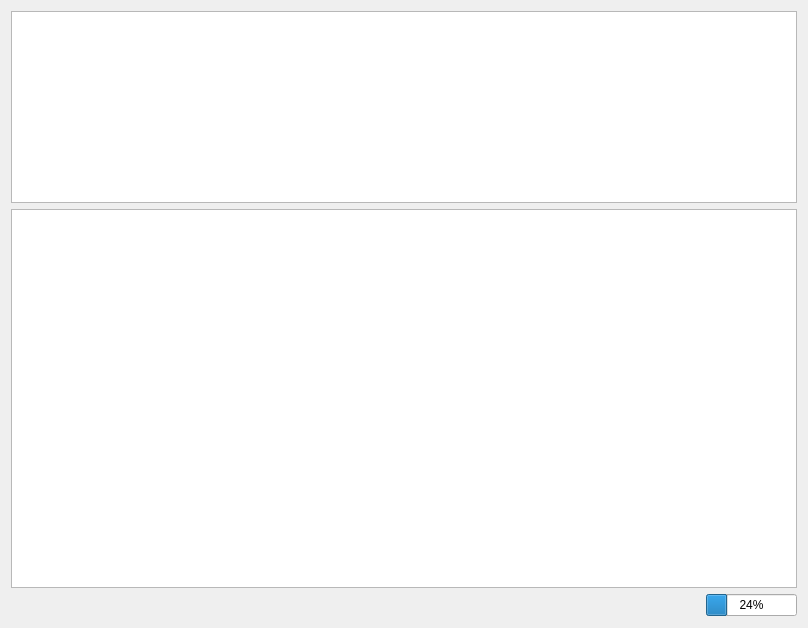
This is MailUnitUI/Gui/QueryWidget.ui in brainstream/MailUnit as Qt 5 draws it before an edit. The edited form follows.
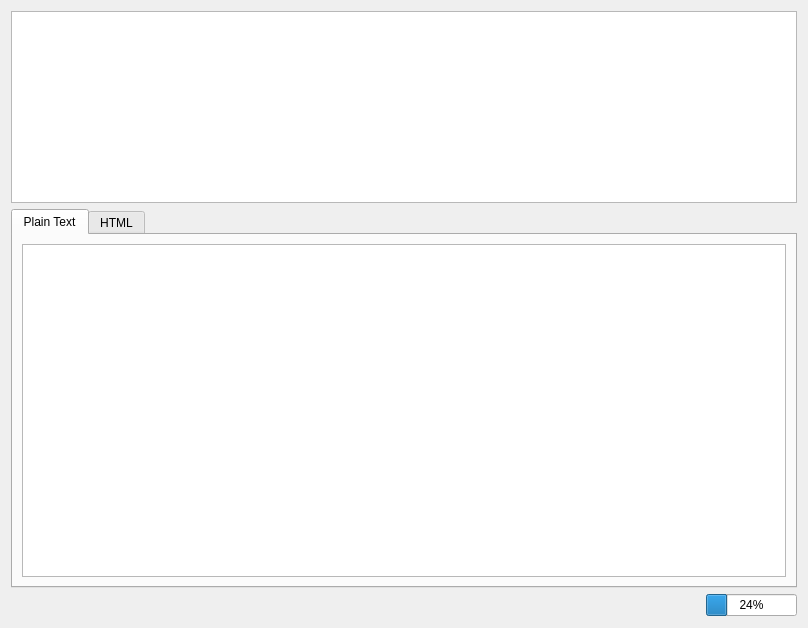
This is the edited form.

Commit message: GUI layout has been changed

```diff
--- a/MailUnitUI/Gui/QueryWidget.ui
+++ b/MailUnitUI/Gui/QueryWidget.ui
@@ -33,6 +33,16 @@
    <item>
     <layout class="QHBoxLayout" name="mp_layout_result">
      <item>
+      <widget class="QTabWidget" name="mp_tabs">
+       <property name="currentIndex">
+        <number>0</number>
+       </property>
+       <widget class="QWidget" name="mp_tab_text">
+        <attribute name="title">
+         <string>Plain Text</string>
+        </attribute>
+        <layout class="QVBoxLayout" name="verticalLayout_2">
+         <item>
       <widget class="QPlainTextEdit" name="mp_edit_msg_body">
        <property name="sizePolicy">
         <sizepolicy hsizetype="Expanding" vsizetype="MinimumExpanding">
@@ -43,6 +53,16 @@
        <property name="readOnly">
         <bool>true</bool>
        </property>
+          </widget>
+         </item>
+        </layout>
+       </widget>
+       <widget class="QWidget" name="mp_tab_html">
+        <attribute name="title">
+         <string>HTML</string>
+        </attribute>
+        <layout class="QVBoxLayout" name="verticalLayout_3"/>
+       </widget>
       </widget>
      </item>
     </layout>
```
Lines whose indentation alone changed are shown as unchanged. The commit also changes 3 other files.
